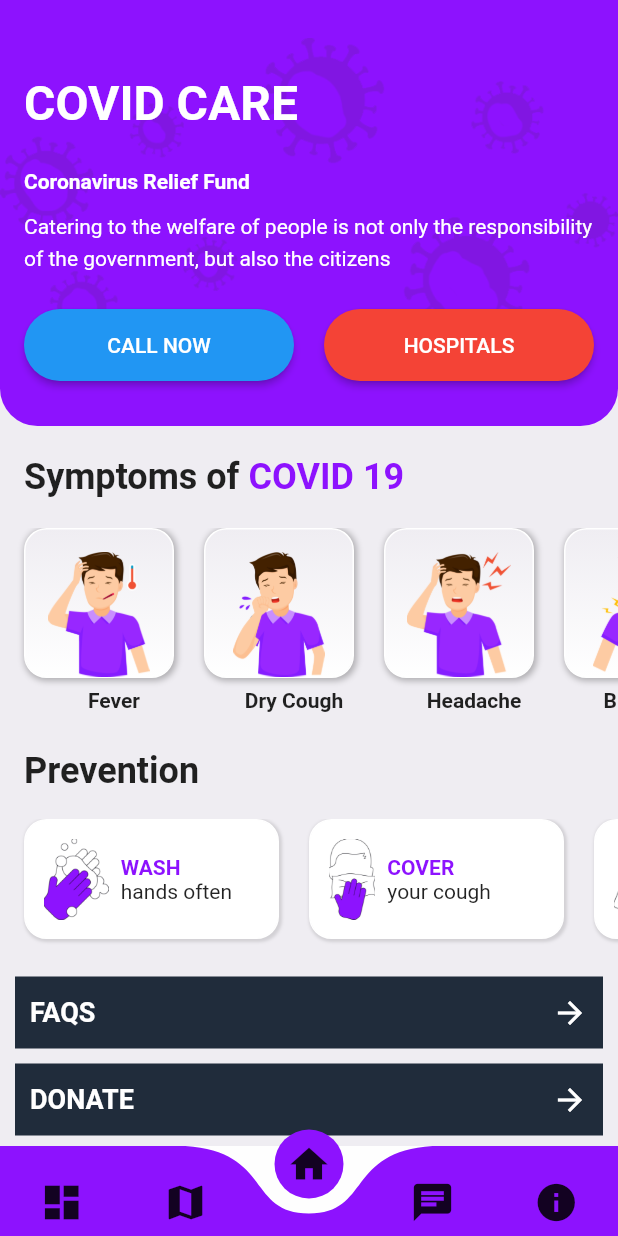
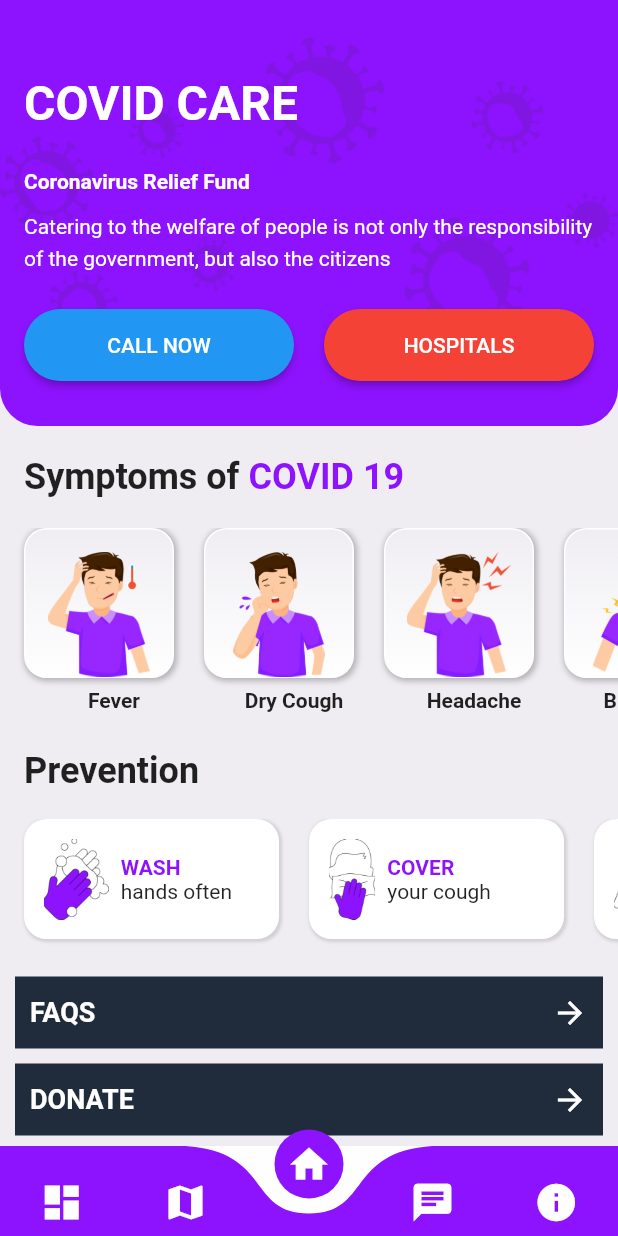
Before and after one commit to SAMYAK99/CovidCare, a Flutter app: the screen it shows after launch, on a phone screen of 412 x 824 dp. Run offline on Flutter 3.47's test engine with Material 2 defaults, Android fonts, the phone set to English and light mode, and no system bars; drawn by our look-alikes of curved_navigation_bar; our stand-ins replace animated_splash_screen, webview_flutter.

Commit message:
Splash screen added

```diff
--- a/lib/Screens/bottom_navigation.dart
+++ b/lib/Screens/bottom_navigation.dart
@@ -1,9 +1,8 @@
-import 'package:covidcare/Screens/Hospitals.dart';
-import 'package:covidcare/Screens/chat_screen.dart';
 import 'package:curved_navigation_bar/curved_navigation_bar.dart';
 import 'package:flutter/material.dart';
-import 'package:webview_flutter/webview_flutter.dart';
+import 'Hospitals.dart';
 import 'Info.dart';
+import 'chat_screen.dart';
 import 'home_screen.dart';
 import 'stats_screen.dart';
 
@@ -56,11 +55,11 @@ class _BottomNavScreenState extends State<BottomNavScreen> {
         buttonBackgroundColor: Color(0XFF8d12fe),
         height: 60,
         items: [
-          Icon(Icons.dashboard, size: 30),
-          Icon(Icons.map, size: 30),
-          Icon(Icons.home, size: 30),
-          Icon(Icons.chat, size: 30),
-          Icon(Icons.info, size: 30),
+          Icon(Icons.dashboard, size: 30, color: Colors.white,),
+          Icon(Icons.map, size: 30, color: Colors.white,),
+          Icon(Icons.home, size: 30, color: Colors.white,),
+          Icon(Icons.chat, size: 30, color: Colors.white,),
+          Icon(Icons.info, size: 30, color: Colors.white,),
         ],
         animationDuration: Duration(
           milliseconds: 200,
--- a/lib/main.dart
+++ b/lib/main.dart
@@ -1,5 +1,6 @@
+import 'package:animated_splash_screen/animated_splash_screen.dart';
 import 'package:flutter/material.dart';
-import 'package:covidcare/Screens/bottom_navigation.dart';
+import 'Screens/bottom_navigation.dart';
 
 void main() {
   runApp(covidCare());
@@ -8,8 +9,17 @@ void main() {
 class covidCare extends StatelessWidget {
   @override
   Widget build(BuildContext context) {
-    return MaterialApp(
-      home: BottomNavScreen(),
+    return MaterialApp(home: SplashScreen(),debugShowCheckedModeBanner: false,);
+  }
+}
+
+class SplashScreen extends StatelessWidget {
+  @override
+  Widget build(BuildContext context) {
+    return AnimatedSplashScreen(
+      splash: 'assets/images/splash.png',
+      nextScreen: BottomNavScreen(),
+      splashTransition: SplashTransition.scaleTransition,
     );
   }
 }
--- a/pubspec.yaml
+++ b/pubspec.yaml
@@ -17,6 +17,7 @@ dependencies:
   url_launcher:
   shared_preferences:
   http:
+  animated_splash_screen: ^1.0.1+2
   dynamic_theme:
   webview_flutter: ^0.3.20
   flutter_launcher_icons: ^0.8.1
```
Also changed, not shown: assets/images/splash.png (added), pubspec.lock.
